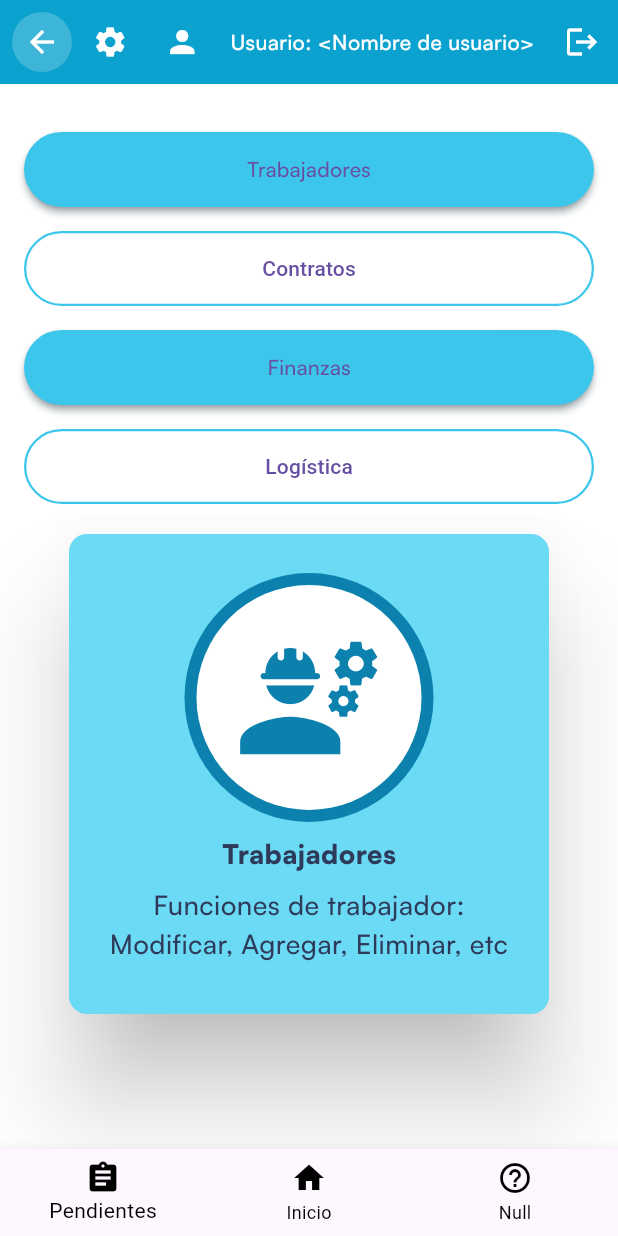
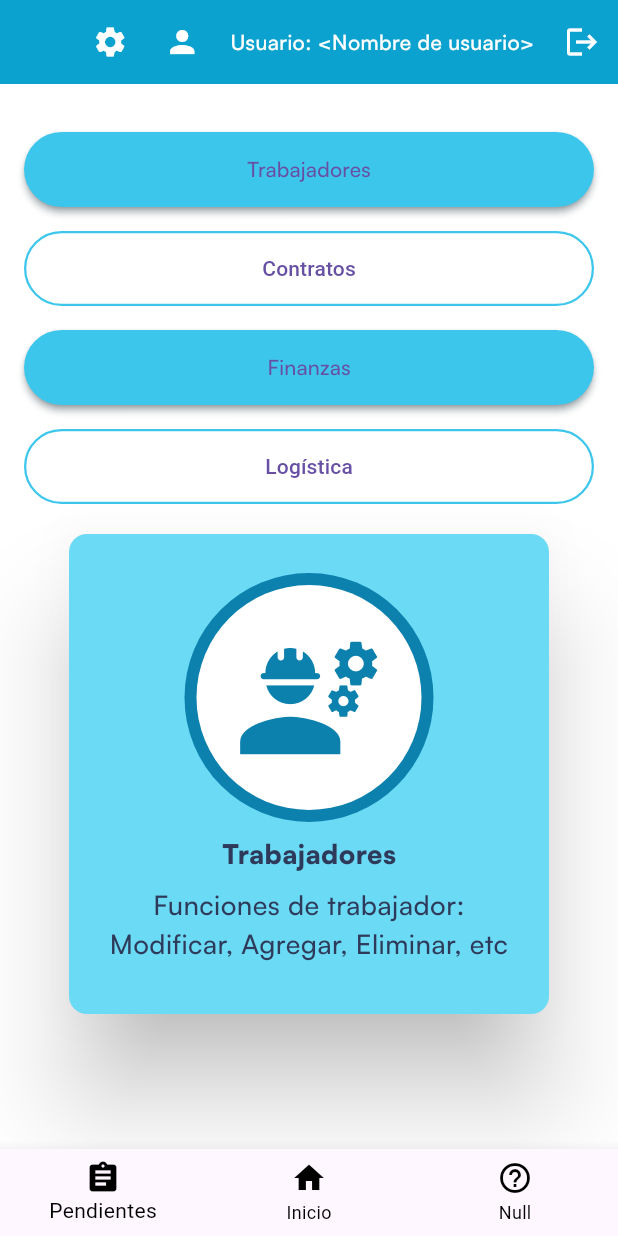
Before and after one commit to IngSoftware1-2025/sistema_acviis, a Flutter app: the screen it shows after launch, on a phone screen of 412 x 824 dp. Run offline on Flutter 3.47's test engine with Material 3 defaults, Android fonts, the phone set to English and light mode, and no system bars; our stand-ins replace supabase_flutter; accounts and stored records are empty.

Commit message:
Ahora si, pequeño error del AppBar arreglado

```diff
--- a/lib/ui/views/app_bar.dart
+++ b/lib/ui/views/app_bar.dart
@@ -27,7 +27,7 @@ class PersonalizedAppBar extends StatelessWidget implements PreferredSizeWidget
       ),
       backgroundColor: AppColors.primaryDark,
       elevation: 0,
-      leading: currentRoute == '/home_page'
+      leading: currentRoute == '/home_page' || title=='Home'
           ? null
           : IconButton(
               icon: CircleAvatar(
```
Also changed, not shown: pubspec.lock.
